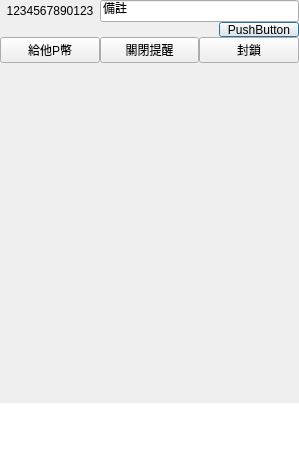
Old version of the form src/UI/chatwindow.ui in the repository uPtt-messenger/uPtt_backup.
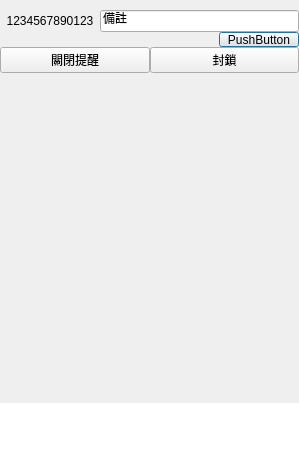
New version of the form.

Diff of the .ui file:
```diff
--- a/src/UI/chatwindow.ui
+++ b/src/UI/chatwindow.ui
@@ -33,6 +33,19 @@
        <property name="spacing">
         <number>0</number>
        </property>
+       <item>
+        <widget class="QLabel" name="label">
+         <property name="maximumSize">
+          <size>
+           <width>16777215</width>
+           <height>10</height>
+          </size>
+         </property>
+         <property name="text">
+          <string/>
+         </property>
+        </widget>
+       </item>
        <item>
         <layout class="QHBoxLayout" name="horizontalLayout_2">
          <item>
@@ -116,13 +129,6 @@
        </item>
        <item>
         <layout class="QHBoxLayout" name="horizontalLayout_4">
-         <item>
-          <widget class="QPushButton" name="pushButton_4">
-           <property name="text">
-            <string>給他P幣</string>
-           </property>
-          </widget>
-         </item>
          <item>
           <widget class="QPushButton" name="pushButton_3">
            <property name="text">
@@ -164,7 +170,7 @@
           <x>0</x>
           <y>0</y>
           <width>297</width>
-          <height>321</height>
+          <height>311</height>
          </rect>
         </property>
         <property name="minimumSize">
```
